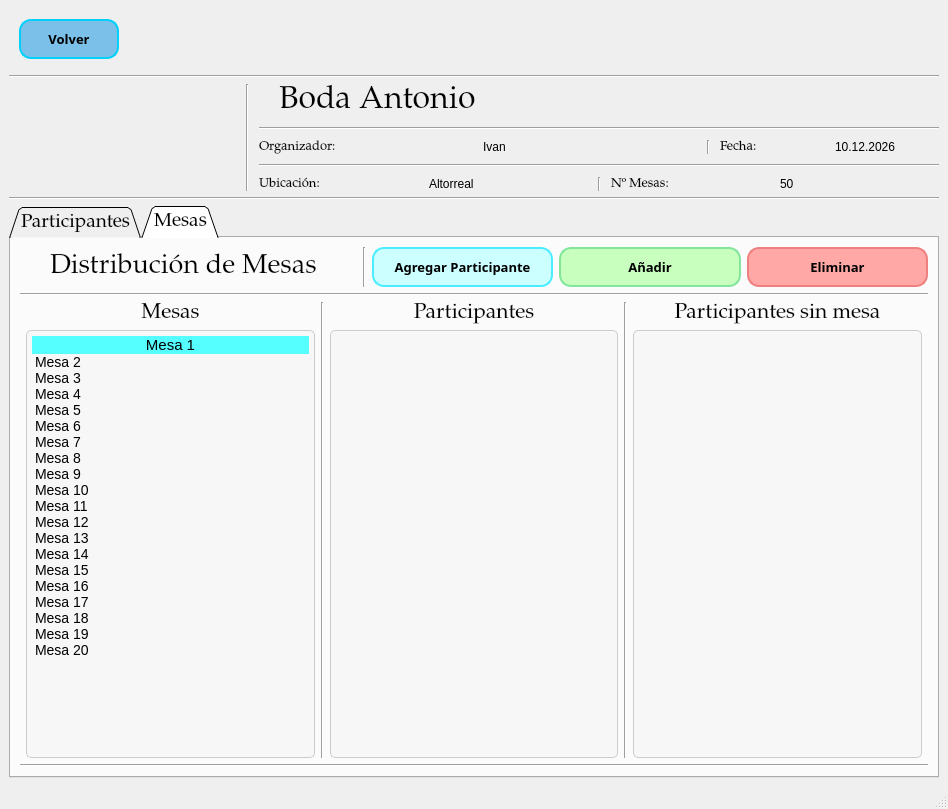
This is src/ui/GestionDeEventos.ui in IvanJesusCorbalanPascual/Gestor-de-Eventos as Qt 5 draws it before an edit. The edited form follows.
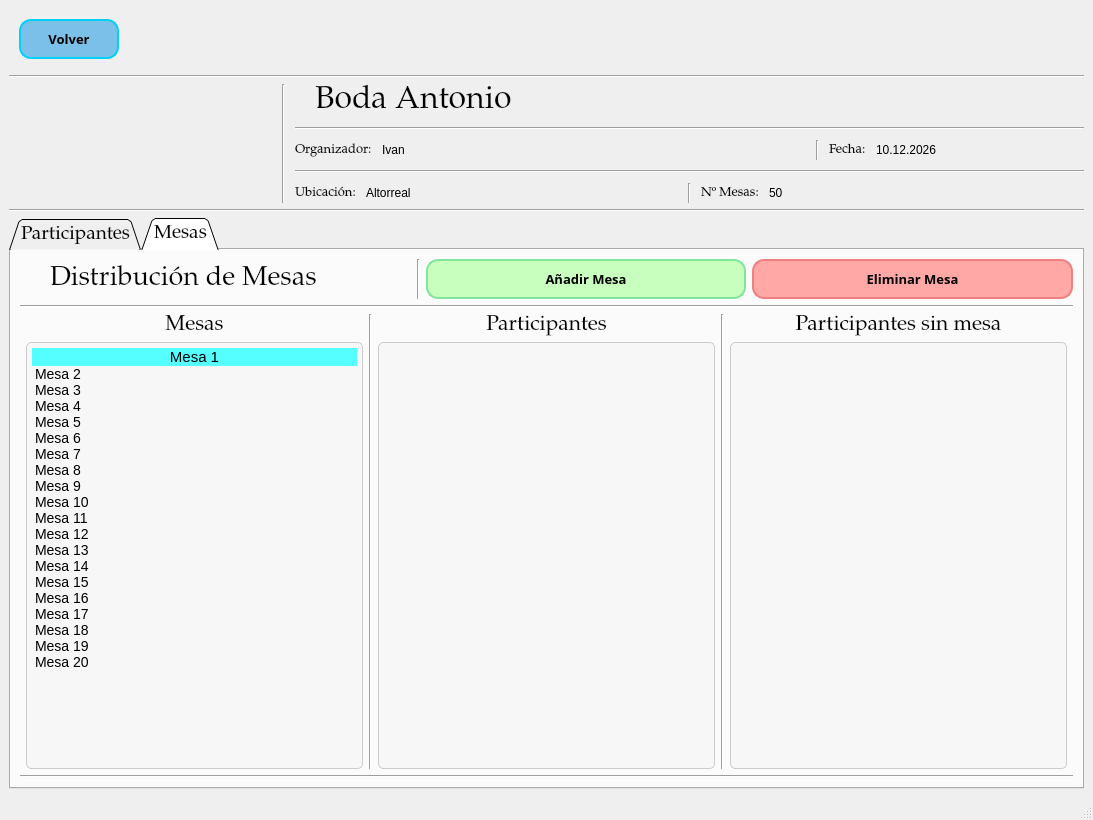
This is the edited form. The open tabs and pages were chosen to show the change. Icons and pictures are not drawn.

Patch:
```diff
--- a/src/ui/GestionDeEventos.ui
+++ b/src/ui/GestionDeEventos.ui
@@ -6,8 +6,8 @@
    <rect>
     <x>0</x>
     <y>0</y>
-    <width>948</width>
-    <height>809</height>
+    <width>1093</width>
+    <height>820</height>
    </rect>
   </property>
   <property name="windowTitle">
@@ -200,7 +200,7 @@
           <item>
            <layout class="QHBoxLayout" name="horizontalLayout_4" stretch="2,0,1">
             <item>
-             <layout class="QHBoxLayout" name="horizontalLayout_9" stretch="0,0">
+             <layout class="QHBoxLayout" name="horizontalLayout_9" stretch="0,0,0">
               <item>
                <widget class="QLabel" name="Organizador">
                 <property name="font">
@@ -221,6 +221,19 @@
                 </property>
                </widget>
               </item>
+              <item>
+               <spacer name="horizontalSpacer_4">
+                <property name="orientation">
+                 <enum>Qt::Horizontal</enum>
+                </property>
+                <property name="sizeHint" stdset="0">
+                 <size>
+                  <width>40</width>
+                  <height>20</height>
+                 </size>
+                </property>
+               </spacer>
+              </item>
              </layout>
             </item>
             <item>
@@ -232,6 +245,9 @@
             </item>
             <item>
              <layout class="QHBoxLayout" name="horizontalLayout_10">
+              <property name="rightMargin">
+               <number>30</number>
+              </property>
               <item>
                <widget class="QLabel" name="Fecha">
                 <property name="font">
@@ -252,6 +268,19 @@
                 </property>
                </widget>
               </item>
+              <item>
+               <spacer name="horizontalSpacer_6">
+                <property name="orientation">
+                 <enum>Qt::Horizontal</enum>
+                </property>
+                <property name="sizeHint" stdset="0">
+                 <size>
+                  <width>40</width>
+                  <height>20</height>
+                 </size>
+                </property>
+               </spacer>
+              </item>
              </layout>
             </item>
            </layout>
@@ -289,6 +318,19 @@
                   </property>
                  </widget>
                 </item>
+                <item>
+                 <spacer name="horizontalSpacer_5">
+                  <property name="orientation">
+                   <enum>Qt::Horizontal</enum>
+                  </property>
+                  <property name="sizeHint" stdset="0">
+                   <size>
+                    <width>40</width>
+                    <height>20</height>
+                   </size>
+                  </property>
+                 </spacer>
+                </item>
                </layout>
               </item>
               <item>
@@ -320,6 +362,19 @@
                   </property>
                  </widget>
                 </item>
+                <item>
+                 <spacer name="horizontalSpacer_7">
+                  <property name="orientation">
+                   <enum>Qt::Horizontal</enum>
+                  </property>
+                  <property name="sizeHint" stdset="0">
+                   <size>
+                    <width>40</width>
+                    <height>20</height>
+                   </size>
+                  </property>
+                 </spacer>
+                </item>
                </layout>
               </item>
              </layout>
@@ -710,43 +765,6 @@
             </property>
            </widget>
           </item>
-          <item>
-           <widget class="QPushButton" name="btnAgregarParticipante">
-            <property name="minimumSize">
-             <size>
-              <width>180</width>
-              <height>40</height>
-             </size>
-            </property>
-            <property name="font">
-             <font>
-              <family>Alef</family>
-              <pointsize>10</pointsize>
-              <weight>75</weight>
-              <italic>false</italic>
-              <bold>true</bold>
-             </font>
-            </property>
-            <property name="cursor">
-             <cursorShape>PointingHandCursor</cursorShape>
-            </property>
-            <property name="styleSheet">
-             <string notr="true">QWidget {
-    background-color: rgb(204, 255, 255); /* Un azul cian o turquesa muy pálido */
-	font-weight: bold;
-border-radius: 12px; /* Bordes Redondeados para todos los botones */
-	border: 2px solid #4AEDFF; /* Borde sutil */
-font-weight: bold;
-}
-QPushButton#btnAgregarParticipante:hover {
-    background-color: #4AEDFF;
-}</string>
-            </property>
-            <property name="text">
-             <string>Agregar Participante</string>
-            </property>
-           </widget>
-          </item>
           <item>
            <widget class="QPushButton" name="btnAnyadirMesa">
             <property name="minimumSize">
@@ -785,7 +803,7 @@
 }</string>
             </property>
             <property name="text">
-             <string>Añadir</string>
+             <string>Añadir Mesa</string>
             </property>
            </widget>
           </item>
@@ -821,7 +839,7 @@
 }</string>
             </property>
             <property name="text">
-             <string>Eliminar</string>
+             <string>Eliminar Mesa</string>
             </property>
            </widget>
           </item>
```
Left out of the diff: 8 changed lines with no effect on the pictures.
